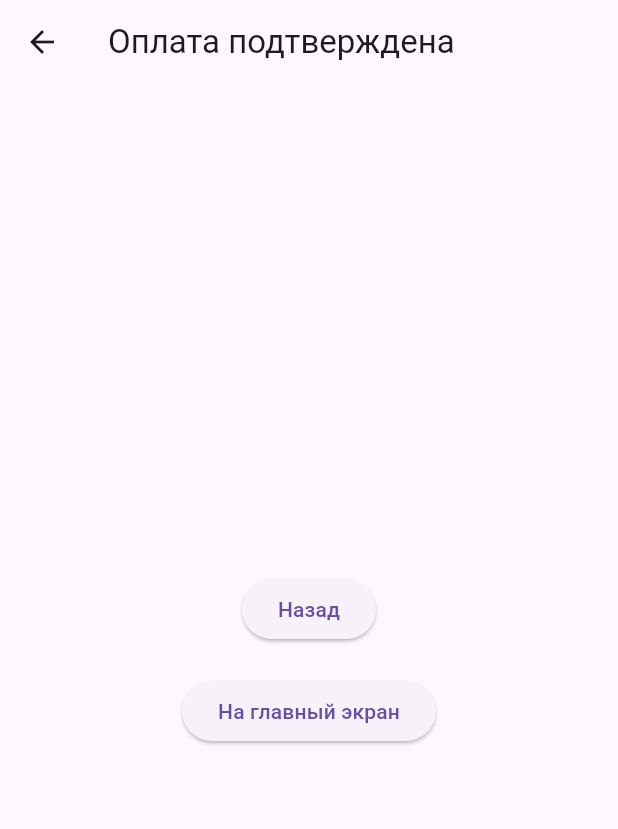
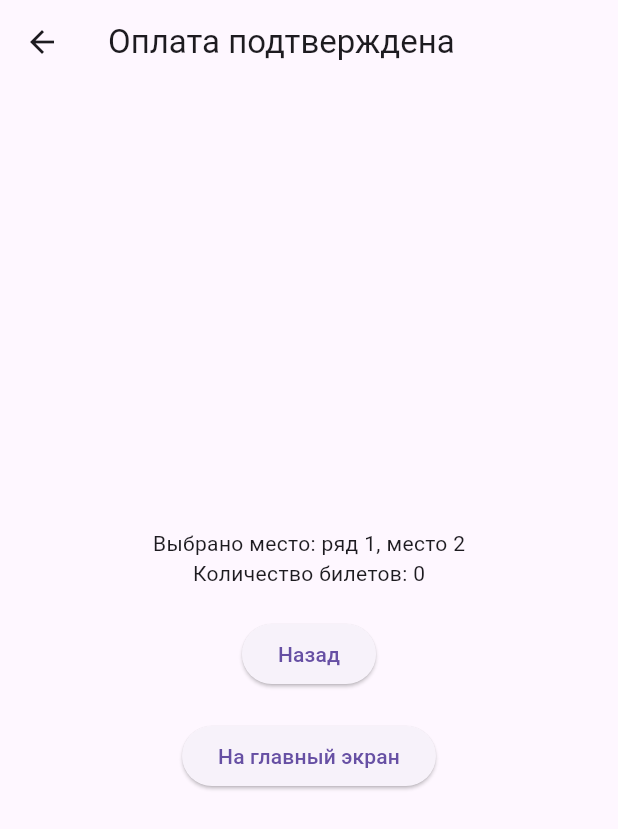
Before and after one commit to Dav1dParker/flutter_homework, a Flutter app: the screen it shows after launch, item 3 of the bottom bar chosen, after a tap on "Оплатить", on a phone screen of 412 x 824 dp. Shown: the top 829 px of the screen. Run offline on Flutter 3.47's test engine with Material 3 defaults, Android fonts, the phone set to English and light mode, and no system bars; our stand-ins replace cached_network_image, get_it; network calls fail.

Commit message:
GetIt fix

```diff
--- a/lib/main.dart
+++ b/lib/main.dart
@@ -1,9 +1,12 @@
 import 'package:cached_network_image/cached_network_image.dart';
 import 'package:flutter/material.dart';
+import 'package:get_it/get_it.dart';
 
 void main() {
+  setup();
   runApp(CinemaApp());
 }
+
 
 class CinemaApp extends StatelessWidget {
   @override
@@ -54,6 +57,13 @@ class _HomeScreenState extends State<HomeScreen> {
     );
   }
 }
+
+void setup() {
+  GetIt getIt = GetIt.instance;
+  getIt.registerSingleton<CartData>(CartData(amount: 0, row: 0, seat: 0));
+}
+
+
 
 class MoviesScreen extends StatelessWidget {
   @override
@@ -290,12 +300,21 @@ class SeatData extends InheritedWidget {
 }
 
 
+class CartData{
+  int amount;
+  int row;
+  int seat;
+
+  CartData({required this.amount, required this.row, required this.seat});
+}
+
+
 class CartScreen extends StatelessWidget {
+  final TextEditingController _amountController = TextEditingController();
+
   @override
   Widget build(BuildContext context) {
-    final seatData = SeatData.of(context);
-    final int srow = seatData?.row ?? 0;
-    final int sseat = seatData?.seat ?? 0;
+    final cartData = GetIt.instance<CartData>();
 
     return Scaffold(
       appBar: AppBar(title: const Text('Корзина')),
@@ -303,10 +322,20 @@ class CartScreen extends StatelessWidget {
         child: Column(
           mainAxisAlignment: MainAxisAlignment.center,
           children: <Widget>[
-            Text('Выбрано место: ряд $srow, место $sseat'),
+            Text('Выбрано место: ряд 1, место 2'),
+            const Padding(padding: EdgeInsets.all(10)),
+            TextField(
+              controller: _amountController,
+              decoration: const InputDecoration(hintText: 'Количество билетов'),
+              keyboardType: TextInputType.number,
+            ),
             const Padding(padding: EdgeInsets.all(10)),
             ElevatedButton(
               onPressed: () {
+                final int amount =
+                    int.tryParse(_amountController.text) ?? 0;
+                cartData.amount = amount;
+
                 Navigator.push(
                   context,
                   MaterialPageRoute(
@@ -324,15 +353,21 @@ class CartScreen extends StatelessWidget {
 }
 
 
+
 class BookingConfirmationScreen extends StatelessWidget {
   @override
   Widget build(BuildContext context) {
+    final cartData = GetIt.instance<CartData>();
+
     return Scaffold(
       appBar: AppBar(title: const Text('Оплата подтверждена')),
       body: Center(
         child: Column(
           mainAxisAlignment: MainAxisAlignment.center,
           children: <Widget>[
+            Text("Выбрано место: ряд 1, место 2"),
+            Text("Количество билетов: ${cartData.amount}"),
+            const Padding(padding: EdgeInsets.all(10)),
             ElevatedButton(
               onPressed: () {
                 Navigator.pop(context);
--- a/pubspec.yaml
+++ b/pubspec.yaml
@@ -31,7 +31,7 @@ dependencies:
   flutter:
     sdk: flutter
   go_router: ^14.6.2
-  cached_network_image: ^3.3.1
+  cached_network_image: ^3.4.1
   get_it: ^8.0.2
 
 
```
